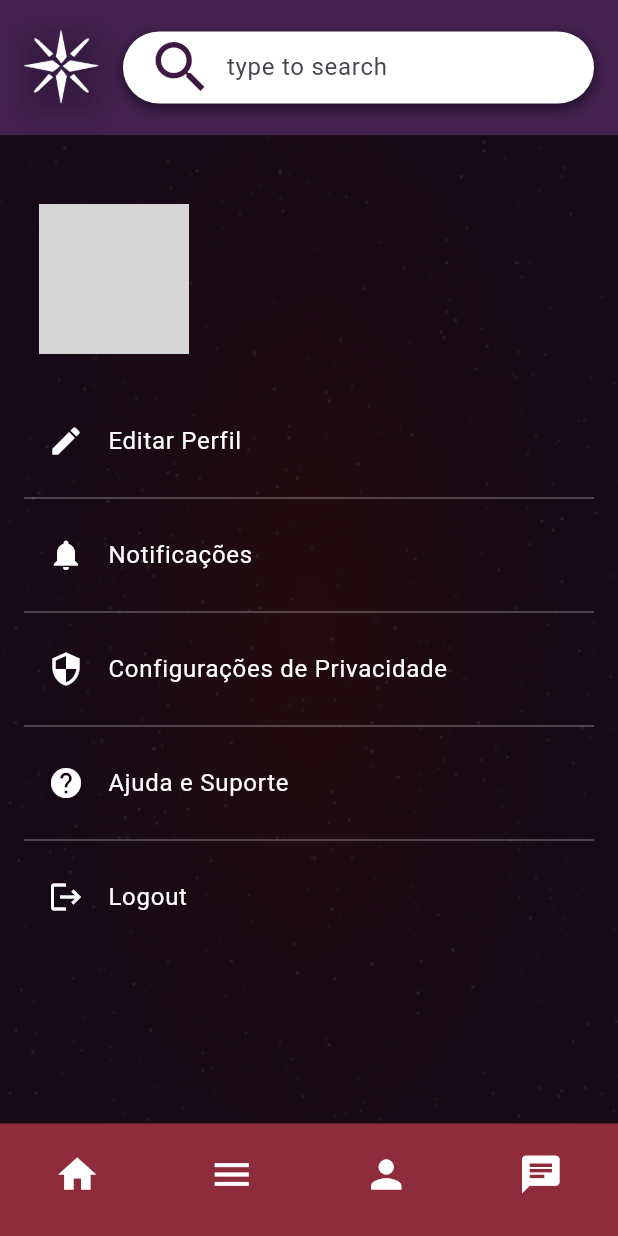
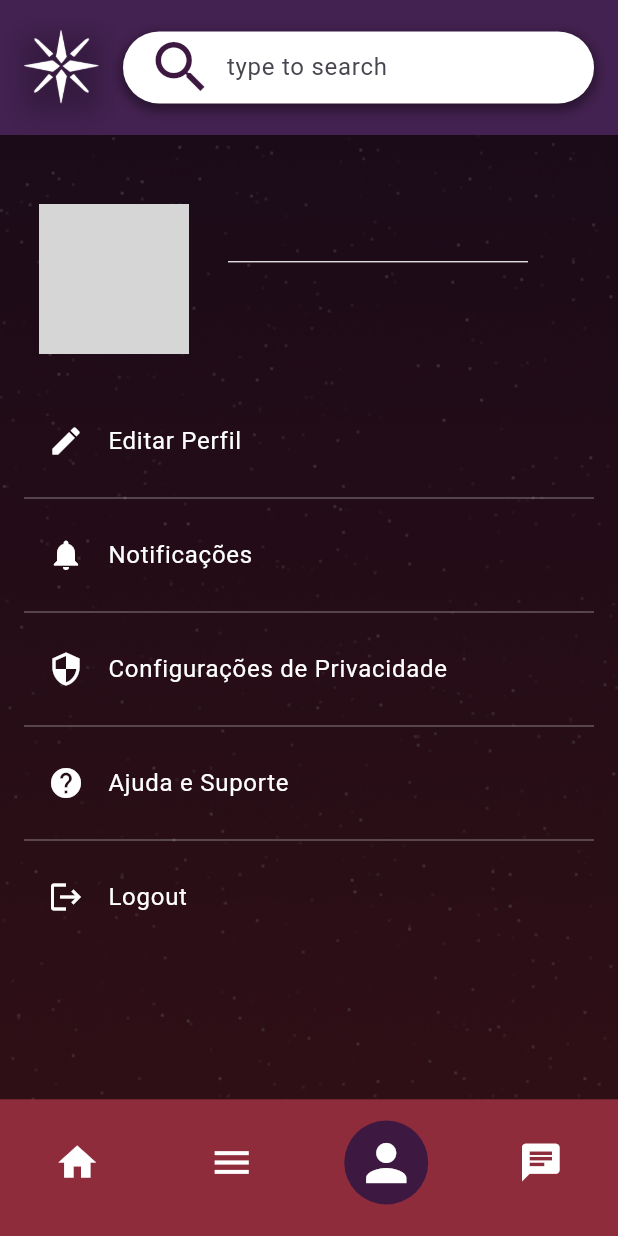
Before and after one commit to ThiNs7/Starlit-App, a Flutter app: the HomePage screen opened by its route, item 3 of the bottom bar chosen, on a phone screen of 412 x 824 dp. Run offline on Flutter 3.47's test engine with Material 3 defaults, Android fonts, the phone set to English and light mode, and no system bars; our stand-ins replace another_flutter_splash_screen, flutter_rating_bar, google_fonts, shared_preferences; accounts and stored records are empty; network calls fail; grey boxes are pictures that could not be loaded.

Commit message:
fix: Bottom nav bar atualizada.

```diff
--- a/lib/screens/Perfil/perfil.dart
+++ b/lib/screens/Perfil/perfil.dart
@@ -37,7 +37,7 @@ class _PerfilState extends State<Perfil> {
         height: MediaQuery.of(context).size.height,
         decoration: const BoxDecoration(
           image: DecorationImage(
-            image: AssetImage('assets/fundoPrimeiro.png'),
+            image: AssetImage('assets/homeFundo.png'),
             fit: BoxFit.cover,
           ),
         ),
@@ -73,7 +73,13 @@ class _PerfilState extends State<Perfil> {
                                 fontWeight: FontWeight.bold,
                               ),
                             ),
-                            const SizedBox(height: 4),
+                             const SizedBox(height: 4),
+                            Container(
+                              width: 200,
+                              height: 0.8,
+                              color: Colors.white,
+                            ),
+                            const SizedBox(height: 8),
                             Text(
                               widget.email,
                               style: const TextStyle(
--- a/lib/screens/homepage.dart
+++ b/lib/screens/homepage.dart
@@ -183,10 +183,8 @@ class _HomePageState extends State<HomePage> {
               ),
             ),
           ),
-          Perfil(
-            email: '',
-          ), // Exibindo a página Perfil
-          AmigosPage()
+          Perfil(email: ''),
+          AmigosPage(),
         ],
       ),
       bottomNavigationBar: BottomNavigationBar(
@@ -204,22 +202,26 @@ class _HomePageState extends State<HomePage> {
         items: const [
           BottomNavigationBarItem(
             icon: Icon(Icons.home, size: 30, color: Colors.white),
+            activeIcon: _CircledIcon(icon: Icons.home),
             label: '',
           ),
           BottomNavigationBarItem(
             icon: Icon(Icons.menu, size: 30, color: Colors.white),
+            activeIcon: _CircledIcon(icon: Icons.menu),
             label: '',
           ),
           BottomNavigationBarItem(
             icon: Icon(Icons.person, size: 30, color: Colors.white),
+            activeIcon: _CircledIcon(icon: Icons.person),
             label: '',
           ),
           BottomNavigationBarItem(
             icon: Icon(Icons.chat, size: 30, color: Colors.white),
+            activeIcon: _CircledIcon(icon: Icons.chat),
             label: '',
           ),
         ],
-        selectedIconTheme: const IconThemeData(size: 60),
+        selectedIconTheme: const IconThemeData(size: 70),
         unselectedIconTheme: const IconThemeData(size: 50),
       ),
     );
@@ -283,3 +285,21 @@ class _HomePageState extends State<HomePage> {
     );
   }
 }
+
+class _CircledIcon extends StatelessWidget {
+  final IconData icon;
+
+  const _CircledIcon({required this.icon});
+
+  @override
+  Widget build(BuildContext context) {
+    return Container(
+      padding: const EdgeInsets.all(8.0),
+      decoration: BoxDecoration(
+        shape: BoxShape.circle,
+        color: const Color.fromARGB(255, 61, 25, 66),
+      ),
+      child: Icon(icon, size: 40, color: Colors.white),
+    );
+  }
+}
--- a/lib/screens/register.dart
+++ b/lib/screens/register.dart
@@ -2,6 +2,7 @@ import 'package:flutter/material.dart';
 import 'package:provider/provider.dart';
 import 'package:starlitfilms/controllers/authProvider.dart';
 import 'package:starlitfilms/screens/homepage.dart';
+import 'package:starlitfilms/screens/login.dart';
 
 class Cadastro extends StatelessWidget {
   Cadastro({super.key});
@@ -75,7 +76,8 @@ class Cadastro extends StatelessWidget {
                       _buildTextField(_avatarController, 'URL do Avatar'),
                       const SizedBox(height: 20),
                       SizedBox(
-                        height: 60,
+                        width: 200,
+                        height: 50,
                         child: ElevatedButton(
                           style: ElevatedButton.styleFrom(
                             backgroundColor: const Color.fromARGB(255, 121, 42, 84),
@@ -121,7 +123,6 @@ class Cadastro extends StatelessWidget {
                               await Provider.of<AuthProvider>(context, listen: false)
                                   .register(name, email, password, avatarUrl);
 
-                              // Navegue para a página inicial após o registro
                               Navigator.of(context).pushReplacement(
                                 MaterialPageRoute(
                                   builder: (context) => const HomePage(),
@@ -140,6 +141,18 @@ class Cadastro extends StatelessWidget {
                         ),
                       ),
                       const SizedBox(height: 20),
+                      TextButton(
+                        onPressed: () {
+                         Navigator.push(
+                          context,
+                          MaterialPageRoute(builder: (context) => Login()),
+                         );
+                        },
+                        child: const Text(
+                          'Já tem uma conta? Voltar para Login',
+                          style: TextStyle(color: Colors.white),
+                        ),
+                      ),
                     ],
                   ),
                 ),
```
